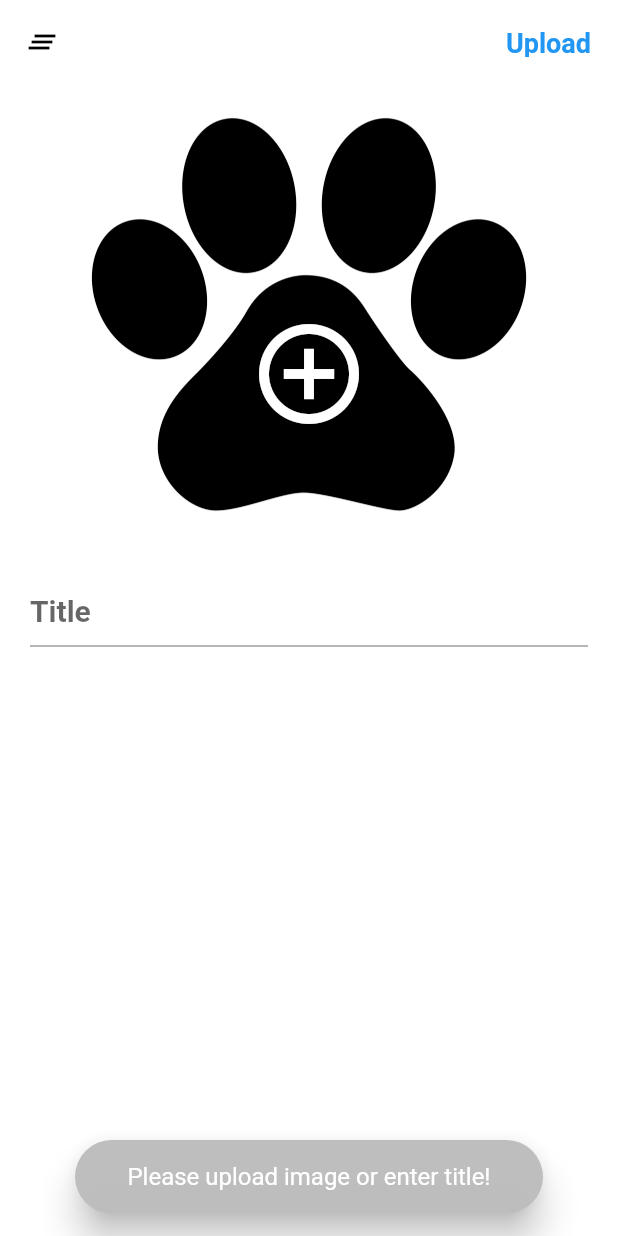
After one commit to Akromjon1/unsplash_demo, a Flutter app: the ProfilePage screen opened directly, after a tap on "Upload", on a phone screen of 412 x 824 dp. The commit adds this screen. Run offline on Flutter 3.47's test engine with Material 2 defaults, Android fonts, the phone set to English and light mode, and no system bars; our stand-ins replace cached_network_image, dio, flutter_cache_manager, hive_flutter, image_gallery_saver, image_picker and 1 more; missing offline and left inert: flutter_wallpaper_manager, http_interceptor; accounts and stored records are empty; statements that could not run were skipped.

Commit message:
version 1.0.1

```diff
--- a/lib/pages/home_page.dart
+++ b/lib/pages/home_page.dart
@@ -1,6 +1,7 @@
 import 'package:flutter/cupertino.dart';
 import 'package:flutter/material.dart';
 import 'package:my_dog_app/pages/mobile/home_screen.dart';
+import 'package:my_dog_app/pages/profile_page.dart';
 
 import 'mobile/search_view.dart';
 
@@ -64,7 +65,7 @@ class _HomePageState extends State<HomePage> {
                 HomeScreen(crossAxisCount: widget.crossAxisCount,),
                 SearchView(crossAxisCount: widget.crossAxisCount,),
                 Container(color: Colors.blue,),
-                Container(color: Colors.green,),
+                ProfilePage(),
               ],
             ),
           ),
--- /dev/null
+++ b/lib/pages/profile_page.dart
@@ -0,0 +1,214 @@
+import 'dart:io';
+import 'package:flutter/material.dart';
+import 'package:image_picker/image_picker.dart';
+import 'package:my_dog_app/services/network_service.dart';
+import 'package:my_dog_app/services/util_service.dart';
+
+import 'home_page.dart';
+
+class ProfilePage extends StatefulWidget {
+  final int crossAxisCount;
+
+  const ProfilePage({Key? key, this.crossAxisCount = 2}) : super(key: key);
+
+  @override
+  State<ProfilePage> createState() => _ProfilePageState();
+}
+
+class _ProfilePageState extends State<ProfilePage> {
+  File? file;
+  final ImagePicker _picker = ImagePicker();
+  TextEditingController controller = TextEditingController();
+  bool isLoading = false;
+
+  void _getImage() {
+    showModalBottomSheet(
+      context: context,
+      builder: (context) => SafeArea(
+        child: Wrap(
+          children: [
+            ListTile(
+              leading: const Icon(Icons.photo_library),
+              title: const Text("Gallery"),
+              onTap: _gallery,
+            ),
+            ListTile(
+              leading: const Icon(Icons.photo_camera),
+              title: const Text("Camera"),
+              onTap: _camera,
+            ),
+          ],
+        ),
+      ),
+    );
+  }
+
+  void _gallery() async {
+    Navigator.of(context).pop();
+    final XFile? image = await _picker.pickImage(source: ImageSource.gallery);
+    if (image != null) {
+      file = File(image.path);
+    }
+    setState(() {});
+  }
+
+  void _camera() async {
+    Navigator.of(context).pop();
+    final XFile? image = await _picker.pickImage(source: ImageSource.camera);
+    if (image != null) {
+      file = File(image.path);
+    }
+    setState(() {});
+  }
+
+  void _clear() {
+    file = null;
+    controller.clear();
+    setState((){});
+  }
+
+  void _upload() async {
+    String subId = controller.text.trim();
+    if (subId.isEmpty || file == null) {
+      Util.fireSnackBar("Please upload image or enter title!", context);
+      return;
+    }
+
+    isLoading = true;
+    setState(() {});
+
+    String? resUploadImg = await NetworkService.MULTIPART(
+        NetworkService.API_IMAGE_UPLOAD,
+        file!.path,
+        NetworkService.bodyImageUpload(subId));
+
+    isLoading = false;
+    setState(() {});
+
+    if (resUploadImg != null) {
+      if (mounted) {
+        Util.fireSnackBar("Your image was/is successfully uploaded!", context);
+      }
+      controller.clear();
+      file = null;
+      if (mounted) {
+        Navigator.pushReplacement(
+          context,
+          PageRouteBuilder(
+            pageBuilder: (context, animation, secondaryAnimation) => HomePage(
+              crossAxisCount: widget.crossAxisCount,
+            ),
+            transitionDuration: const Duration(seconds: 0),
+          ),
+        );
+      }
+    } else {
+      if (mounted) {
+        Util.fireSnackBar(
+            "Failed! Please try again! System error! (Ko'pakni yukla)",
+            context);
+      }
+    }
+  }
+
+  @override
+  void dispose() {
+    controller.dispose();
+    super.dispose();
+  }
+
+  @override
+  Widget build(BuildContext context) {
+    return Scaffold(
+      backgroundColor: Colors.white,
+      appBar: AppBar(
+        leading: IconButton(
+          onPressed: _clear,
+          icon: const Icon(Icons.clear_all),
+        ),
+        backgroundColor: Colors.transparent,
+        elevation: 0,
+        actions: [
+          Padding(
+            padding: const EdgeInsets.all(10.0),
+            child: TextButton(
+              onPressed: _upload,
+              child: const Text(
+                "Upload",
+                style: TextStyle(fontSize: 18, fontWeight: FontWeight.bold),
+              ),
+            ),
+          )
+        ],
+      ),
+      body: Stack(
+        children: [
+          Column(
+            children: [
+              Expanded(
+                flex: 2,
+                child: Center(
+                  child: GestureDetector(
+                    onTap: _getImage,
+                    child: file == null
+                        ? Container(
+                      alignment: const Alignment(0, 0.35),
+                      constraints: const BoxConstraints(
+                        minWidth: 250,
+                        minHeight: 250,
+                        maxHeight: 400,
+                        maxWidth: 400,
+                      ),
+                      decoration: const BoxDecoration(
+                          image: DecorationImage(
+                            image:
+                            AssetImage("assets/images/place_holder.jpeg"),
+                          )),
+                      child: const Icon(
+                        Icons.add_circle_outline,
+                        color: Colors.white,
+                        size: 80,
+                      ),
+                    )
+                        : Container(
+                      constraints: const BoxConstraints(
+                        minWidth: 250,
+                        minHeight: 250,
+                        maxHeight: 400,
+                        maxWidth: 400,
+                      ),
+                      child: Image.file(
+                        file!,
+                        fit: BoxFit.cover,
+                      ),
+                    ),
+                  ),
+                ),
+              ),
+              Expanded(
+                flex: 3,
+                child: Container(
+                  padding: const EdgeInsets.all(20),
+                  child: TextField(
+                    controller: controller,
+                    decoration: const InputDecoration(hintText: "Title"),
+                    style: const TextStyle(
+                        color: Colors.black,
+                        fontSize: 20,
+                        fontWeight: FontWeight.w600),
+                  ),
+                ),
+              ),
+            ],
+          ),
+          Visibility(
+            visible: isLoading,
+            child: const Center(
+              child: CircularProgressIndicator(),
+            ),
+          )
+        ],
+      ),
+    );
+  }
+}
--- a/lib/services/network_service.dart
+++ b/lib/services/network_service.dart
@@ -12,6 +12,7 @@ class NetworkService {
 
   static const DEVELOPMENT_SERVER = "api.unsplash.com";
   static const DEPLOYMENT_SERVER = "api.unsplash.com";
+
 
   static String get BASEURL {
     if(isTester) {
@@ -32,6 +33,7 @@ class NetworkService {
   static const String API_GET_ALL_IMAGES = "/photos";
   static const String API_LIST_COLLECTIONS = "/collections";
   static const String API_SEARCH_COLLECTIONS = "/search/photos";
+  static const String API_GET_USERS_PHOTOS= "/users/";
 
 
 
@@ -103,7 +105,7 @@ class NetworkService {
   }
 
   static Future<String?> MULTIPART(String api, String filePath, Map<String, String> body) async {
-    var uri = Uri.https(BASEURL, api);
+    var uri = Uri.https("api.thedogapi.com", api);
     var request = MultipartRequest('POST', uri);
     request.headers.addAll((headersForUpload));
     request.files.add(await MultipartFile.fromPath('file', filePath, contentType: MediaType("image", "jpeg")));
@@ -118,6 +120,7 @@ class NetworkService {
       return response.reasonPhrase;
     }
   }
+
 
   // params
   static Map<String, String> paramsEmpty() {
--- /dev/null
+++ b/lib/services/util_service.dart
@@ -0,0 +1,19 @@
+import 'package:flutter/material.dart';
+
+class Util {
+  // FireSnackBar
+  static fireSnackBar(String msg, BuildContext context) {
+    ScaffoldMessenger.of(context).showSnackBar(
+      SnackBar(
+        backgroundColor: Colors.grey.shade400.withOpacity(0.975),
+        content: Text(msg, style: const TextStyle(color: Colors.white, fontSize: 16), textAlign: TextAlign.center,),
+        duration: const Duration(milliseconds: 2500),
+        padding: const EdgeInsets.symmetric(horizontal: 20, vertical: 15),
+        margin: const EdgeInsets.symmetric(vertical: 15, horizontal: 50),
+        elevation: 10,
+        behavior: SnackBarBehavior.floating,
+        shape: const StadiumBorder(),
+      ),
+    );
+  }
+}
--- a/lib/views/gallery_view.dart
+++ b/lib/views/gallery_view.dart
@@ -10,7 +10,8 @@ class GalleryView extends StatefulWidget {
   final int crossAxisCount;
   final String api;
   final Map<String, String> params;
-  const GalleryView({Key? key, this.crossAxisCount = 2, required this.api, required this.params}) : super(key: key);
+  final ScrollPhysics? physics;
+  const GalleryView({Key? key, this.crossAxisCount = 2, required this.api, required this.params, this.physics}) : super(key: key);
 
   @override
   State<GalleryView> createState() => _GalleryViewState();
@@ -62,6 +63,7 @@ class _GalleryViewState extends State<GalleryView> with AutomaticKeepAliveClient
   @override
   Widget build(BuildContext context) {
     return MasonryGridView.count(
+      shrinkWrap: true,
       controller: controller,
       crossAxisCount: widget.crossAxisCount,
       itemCount: items.length,
@@ -69,7 +71,7 @@ class _GalleryViewState extends State<GalleryView> with AutomaticKeepAliveClient
       crossAxisSpacing: 10,
       padding: const EdgeInsets.all(10),
       itemBuilder: (context, index) {
-        return ImageView(image: items[index]);
+        return ImageView(image: items[index], crossAxisCount: widget.crossAxisCount,);
       },
     );
   }
```
Also changed, not shown: lib/views/collection_view.dart (+4 -6 lines), lib/views/detail_page.dart (added, +268 -0 lines), lib/views/image_view.dart (+64 -11 lines), pubspec.yaml (+11 -0 lines), assets/images/place_holder.jpeg (added), pubspec.lock, 7 other files.
